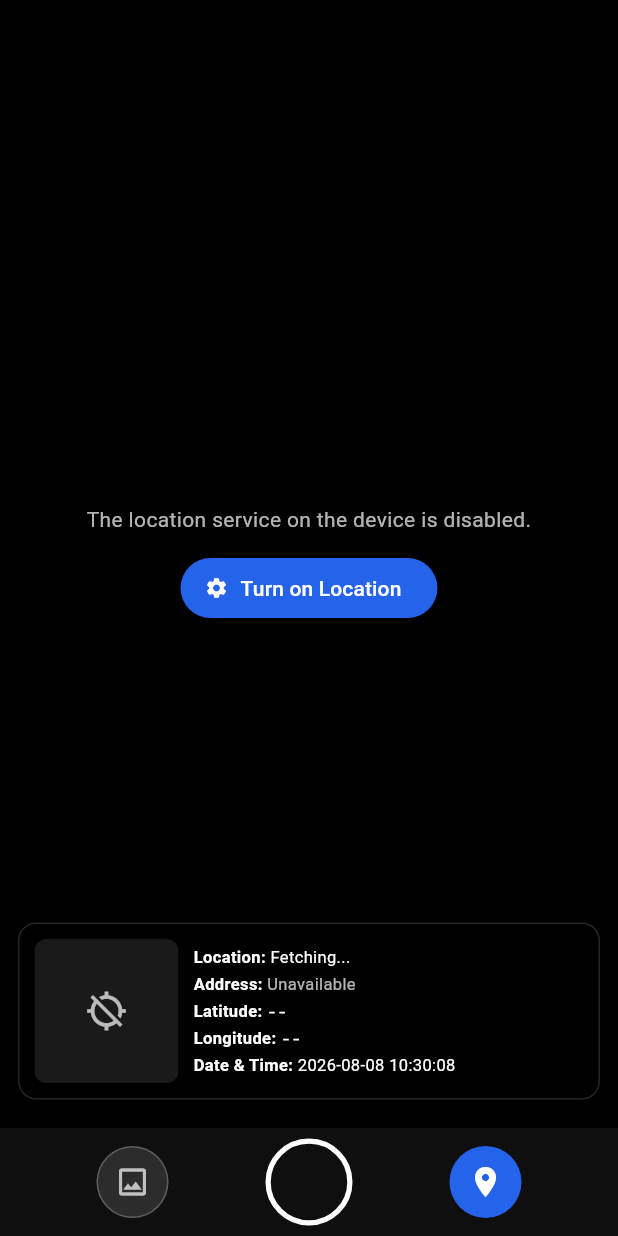
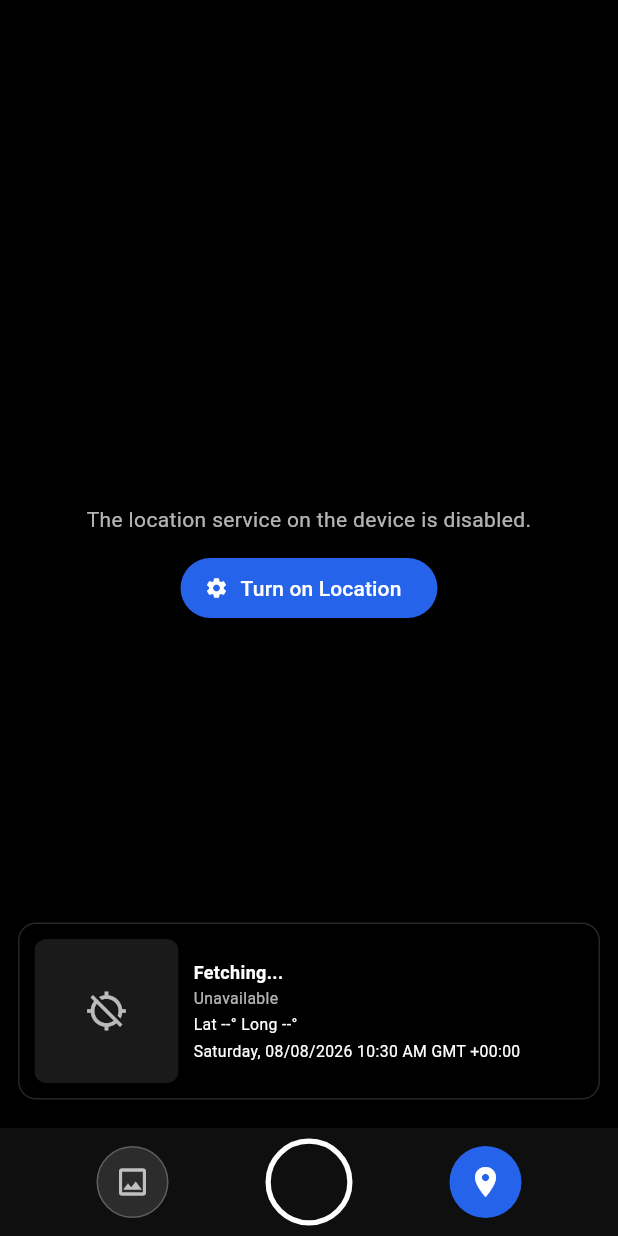
Before and after one commit to ajaymali-18/GPS-Map-Camera, a Flutter app: the LocationScreen screen opened directly, on a phone screen of 412 x 824 dp. Run offline on Flutter 3.47's test engine with Material 3 defaults, Android fonts, the phone set to English and light mode, and no system bars; our stand-ins replace camera, flutter_map, geocoding, geolocator, latlong2, native_exif and 1 more; missing offline and left inert: saver_gallery.

Commit message:
Timezone fix

```diff
--- a/lib/utils/formatters.dart
+++ b/lib/utils/formatters.dart
@@ -2,6 +2,14 @@ import 'package:geocoding/geocoding.dart';
 import 'package:geolocator/geolocator.dart';
 
 class AppFormatters {
+  static String countryCodeToEmoji(String? countryCode) {
+    if (countryCode == null || countryCode.length != 2) return '';
+    final code = countryCode.toUpperCase();
+    final firstChar = code.codeUnitAt(0) - 0x41 + 0x1F1E6;
+    final secondChar = code.codeUnitAt(1) - 0x41 + 0x1F1E6;
+    return ' ${String.fromCharCode(firstChar)}${String.fromCharCode(secondChar)}';
+  }
+
   static String formatLocationCityStateCountry(Placemark? placemark, Position? position) {
     if (placemark == null) {
       return position != null ? 'Fetching location...' : 'Fetching...';
@@ -10,7 +18,8 @@ class AppFormatters {
     final state = placemark.administrativeArea ?? '';
     final country = placemark.country ?? '';
     final parts = [city, state, country].where((s) => s.trim().isNotEmpty).toList();
-    return parts.isNotEmpty ? parts.join(', ') : 'Unknown';
+    final flag = countryCodeToEmoji(placemark.isoCountryCode);
+    return parts.isNotEmpty ? '${parts.join(', ')}$flag' : 'Unknown';
   }
 
   static String formatFullAddress(Placemark? placemark, Position? position) {
@@ -28,15 +37,37 @@ class AppFormatters {
     return parts.isNotEmpty ? parts.join(', ') : 'Unavailable';
   }
 
-  static String formatCurrentDateTime() {
-    final now = DateTime.now().toLocal();
+  static String formatCoordinates(Position? position) {
+    if (position == null) return 'Lat --° Long --°';
+    final lat = position.latitude.toStringAsFixed(6);
+    final lng = position.longitude.toStringAsFixed(6);
+    return 'Lat $lat° Long $lng°';
+  }
+
+  static String formatCurrentDateTime([DateTime? dt]) {
+    final now = (dt ?? DateTime.now()).toLocal();
+    const weekdays = [
+      'Monday',
+      'Tuesday',
+      'Wednesday',
+      'Thursday',
+      'Friday',
+      'Saturday',
+      'Sunday'
+    ];
+    final weekday = weekdays[now.weekday - 1];
     final year = now.year;
     final month = now.month.toString().padLeft(2, '0');
     final day = now.day.toString().padLeft(2, '0');
-    final hour = now.hour.toString().padLeft(2, '0');
+    int hour = now.hour % 12;
+    if (hour == 0) hour = 12;
     final minute = now.minute.toString().padLeft(2, '0');
-    final second = now.second.toString().padLeft(2, '0');
-    return '$year-$month-$day $hour:$minute:$second';
+    final period = now.hour >= 12 ? 'PM' : 'AM';
+    final offset = now.timeZoneOffset;
+    final sign = offset.isNegative ? '-' : '+';
+    final offsetHours = offset.inHours.abs().toString().padLeft(2, '0');
+    final offsetMinutes = (offset.inMinutes.abs() % 60).toString().padLeft(2, '0');
+    return '$weekday, $month/$day/$year $hour:$minute $period GMT $sign$offsetHours:$offsetMinutes';
   }
 
   static String formatLatLong(double? val, bool isLat) {
--- a/lib/view/widgets/location_overlay_card.dart
+++ b/lib/view/widgets/location_overlay_card.dart
@@ -2,6 +2,7 @@ import 'package:flutter/material.dart';
 import 'package:flutter_map/flutter_map.dart';
 import 'package:geolocator/geolocator.dart';
 import 'package:latlong2/latlong.dart';
+import 'package:my_app2/utils/formatters.dart';
 
 class LocationOverlayCard extends StatelessWidget {
   final Position? position;
@@ -131,132 +132,54 @@ class LocationOverlayCard extends StatelessWidget {
                 crossAxisAlignment: CrossAxisAlignment.start,
                 mainAxisSize: MainAxisSize.min,
                 children: [
-                  // Location: City, State, Country
-                  Text.rich(
-                    TextSpan(
-                      children: [
-                        const TextSpan(
-                          text: 'Location: ',
-                          style: TextStyle(
+                  // Line 1: City, State, Country 🇮🇳
+                  Text(
+                    locationCityStateCountry,
+                    style: const TextStyle(
                       fontWeight: FontWeight.bold,
                       color: Colors.white,
-                            fontSize: 11,
-                          ),
-                        ),
-                        TextSpan(
-                          text: locationCityStateCountry,
-                          style: const TextStyle(
-                            color: Colors.white,
-                            fontSize: 11,
-                          ),
-                        ),
-                      ],
+                      fontSize: 12,
                     ),
                     maxLines: 1,
                     overflow: TextOverflow.ellipsis,
                   ),
-                  const SizedBox(height: 2),
+                  const SizedBox(height: 3),
 
-                  // Address: Full address (wrapping allowed)
-                  Text.rich(
-                    TextSpan(
-                      children: [
-                        const TextSpan(
-                          text: 'Address: ',
-                          style: TextStyle(
-                            fontWeight: FontWeight.bold,
-                            color: Colors.white,
-                            fontSize: 11,
-                          ),
-                        ),
-                        TextSpan(
-                          text: fullAddressString,
+                  // Line 2 & 3: Full reverse-geocoded address
+                  Text(
+                    fullAddressString,
                     style: const TextStyle(
                       color: Colors.white70,
-                            fontSize: 11,
-                          ),
-                        ),
-                      ],
+                      fontSize: 10.5,
+                      height: 1.25,
                     ),
                     maxLines: 2,
                     overflow: TextOverflow.ellipsis,
                   ),
-                  const SizedBox(height: 2),
+                  const SizedBox(height: 3),
 
-                  // Latitude
-                  Text.rich(
-                    TextSpan(
-                      children: [
-                        const TextSpan(
-                          text: 'Latitude: ',
-                          style: TextStyle(
-                            fontWeight: FontWeight.bold,
-                            color: Colors.white,
-                            fontSize: 11,
-                          ),
-                        ),
-                        TextSpan(
-                          text: latStr,
+                  // Line 4: Lat 19.986442° Long 73.748861°
+                  Text(
+                    position != null
+                        ? AppFormatters.formatCoordinates(position)
+                        : (latStr != '--' && lngStr != '--'
+                            ? 'Lat $latStr Long $lngStr'
+                            : 'Lat --° Long --°'),
                     style: const TextStyle(
                       color: Colors.white,
-                            fontSize: 11,
-                            fontFamily: 'monospace',
-                          ),
-                        ),
-                      ],
+                      fontSize: 10.5,
                     ),
                     maxLines: 1,
                     overflow: TextOverflow.ellipsis,
                   ),
-                  const SizedBox(height: 2),
+                  const SizedBox(height: 3),
 
-                  // Longitude
-                  Text.rich(
-                    TextSpan(
-                      children: [
-                        const TextSpan(
-                          text: 'Longitude: ',
-                          style: TextStyle(
-                            fontWeight: FontWeight.bold,
-                            color: Colors.white,
-                            fontSize: 11,
-                          ),
-                        ),
-                        TextSpan(
-                          text: lngStr,
+                  // Line 5: Saturday, 08/08/2026 11:44 AM GMT +05:30
+                  Text(
+                    currentDateTimeString,
                     style: const TextStyle(
                       color: Colors.white,
-                            fontSize: 11,
-                            fontFamily: 'monospace',
-                          ),
-                        ),
-                      ],
-                    ),
-                    maxLines: 1,
-                    overflow: TextOverflow.ellipsis,
-                  ),
-                  const SizedBox(height: 2),
-
-                  // Date & Time
-                  Text.rich(
-                    TextSpan(
-                      children: [
-                        const TextSpan(
-                          text: 'Date & Time: ',
-                          style: TextStyle(
-                            fontWeight: FontWeight.bold,
-                            color: Colors.white,
-                            fontSize: 11,
-                          ),
-                        ),
-                        TextSpan(
-                          text: currentDateTimeString,
-                          style: const TextStyle(
-                            color: Colors.white,
-                            fontSize: 11,
-                          ),
-                        ),
-                      ],
+                      fontSize: 10.5,
                     ),
                     maxLines: 1,
                     overflow: TextOverflow.ellipsis,
```
Lines whose indentation alone changed are shown as unchanged.
